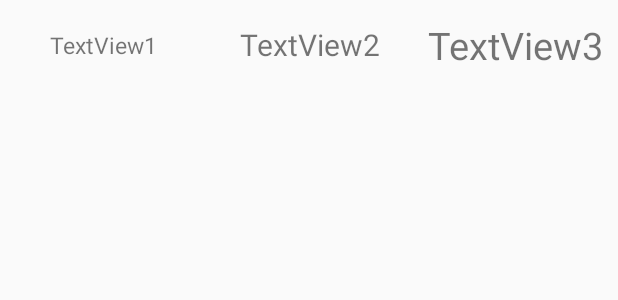
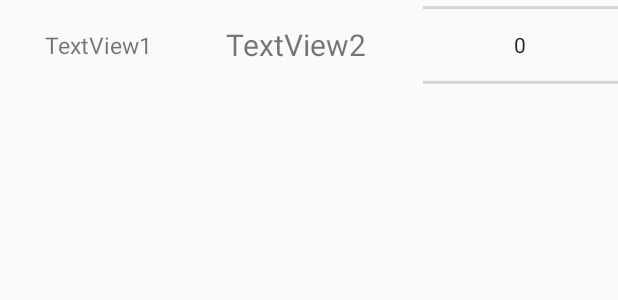
Before and after one commit to victorniubo/desagil_projeto2, an Android app: the layout adapter_order_layout.xml on its own in the app's theme, with its tools: preview values and no code run, on a phone screen of 412 x 824 dp. Shown: the top 300 px of the screen. Run offline under Robolectric (Android 15) with nearby library versions, the light colour scheme and no system bars.

Commit message:
mudança qnt do carrinho

```diff
--- a/Projeto2/app/src/main/java/br/edu/insper/al/victoran/projeto2/PedidoOverview.java
+++ b/Projeto2/app/src/main/java/br/edu/insper/al/victoran/projeto2/PedidoOverview.java
@@ -83,7 +83,7 @@ public class PedidoOverview extends AppCompatActivity {
                     }
                 }
                 String text = descritivo + lenghtPadronizer(quantidade) +
-                        lenghtPadronizer(("R$" + produto.getprecoCerto().toString())) +
+                        lenghtPadronizer(("R$" + order.CalculateQuant())) +
                         lenghtPadronizer(produto.getModelo()) + lenghtPadronizer(produto.getCOD() ) +
                         lenghtPadronizer(produto.getTipo()) + lenghtPadronizer(produto.getCategoria()) +
                         lenghtPadronizer(produto.getLinha()) + "\n";
--- a/Projeto2/app/src/main/res/layout/adapter_order_layout.xml
+++ b/Projeto2/app/src/main/res/layout/adapter_order_layout.xml
@@ -31,16 +31,12 @@
             android:textAlignment="center"
             android:textSize="20sp" />
 
-        <TextView
-            android:id="@+id/prodQuant"
-            android:layout_width="match_parent"
-            android:layout_height="match_parent"
-            android:layout_weight="1"
-            android:lineSpacingExtra="10sp"
-            android:gravity="center"
-            android:text="TextView3"
-            android:textAlignment="center"
-            android:textSize="25sp" />
+        <NumberPicker
+            android:id="@+id/npQnt"
+            android:layout_width="130dp"
+            android:layout_height="wrap_content"
+            android:layout_marginStart="20sp"
+            android:scrollbarSize="15dp" />
     </LinearLayout>
 
 </RelativeLayout>
```
Also changed, not shown: Projeto2/app/src/main/java/br/edu/insper/al/victoran/projeto2/PedidoListAdapter.java (+19 -5 lines).
